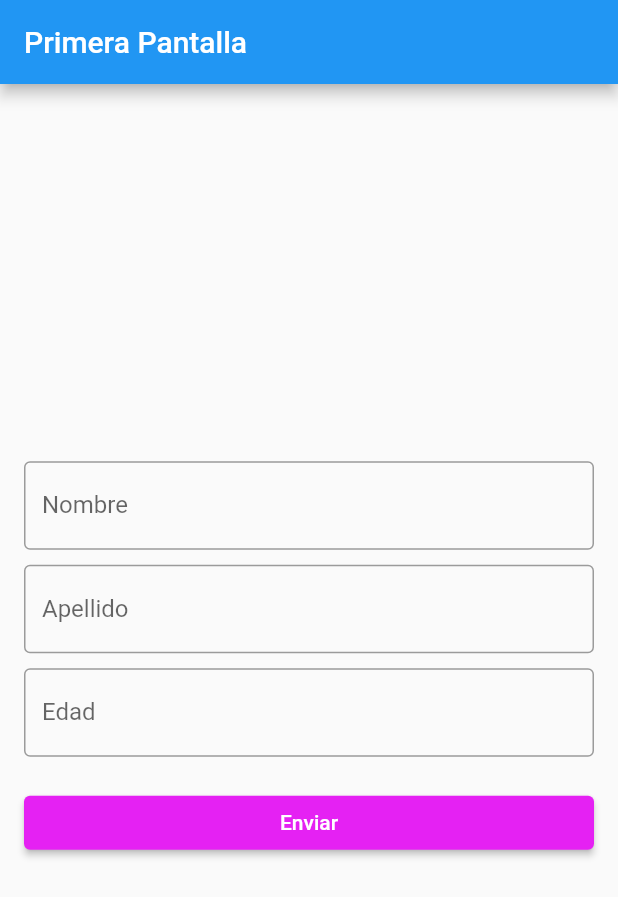
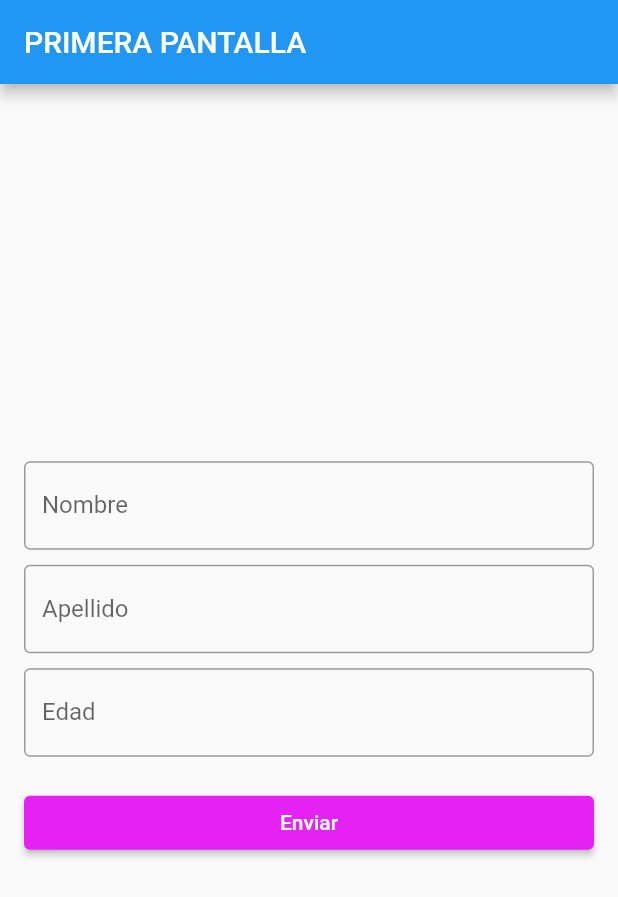
Before and after one commit to Agui24/pasar_parametros, a Flutter app: the screen it shows after launch, on a phone screen of 412 x 824 dp. Shown: the top 897 px of the screen. Run offline on Flutter 3.47's test engine with Material 2 defaults, Android fonts, the phone set to English and light mode, and no system bars.

Commit message:
widget de primera pantalla

```diff
--- a/lib/home.dart
+++ b/lib/home.dart
@@ -15,7 +15,7 @@ class _PrimeraPantallaState extends State<PrimeraPantalla> {
   Widget build(BuildContext context) {
     return Scaffold(
       appBar: AppBar(
-        title: Text('Primera Pantalla'),
+        title: Text('PRIMERA PANTALLA'),
       ),
       body: Padding(
         padding: const EdgeInsets.all(16.0),
```
